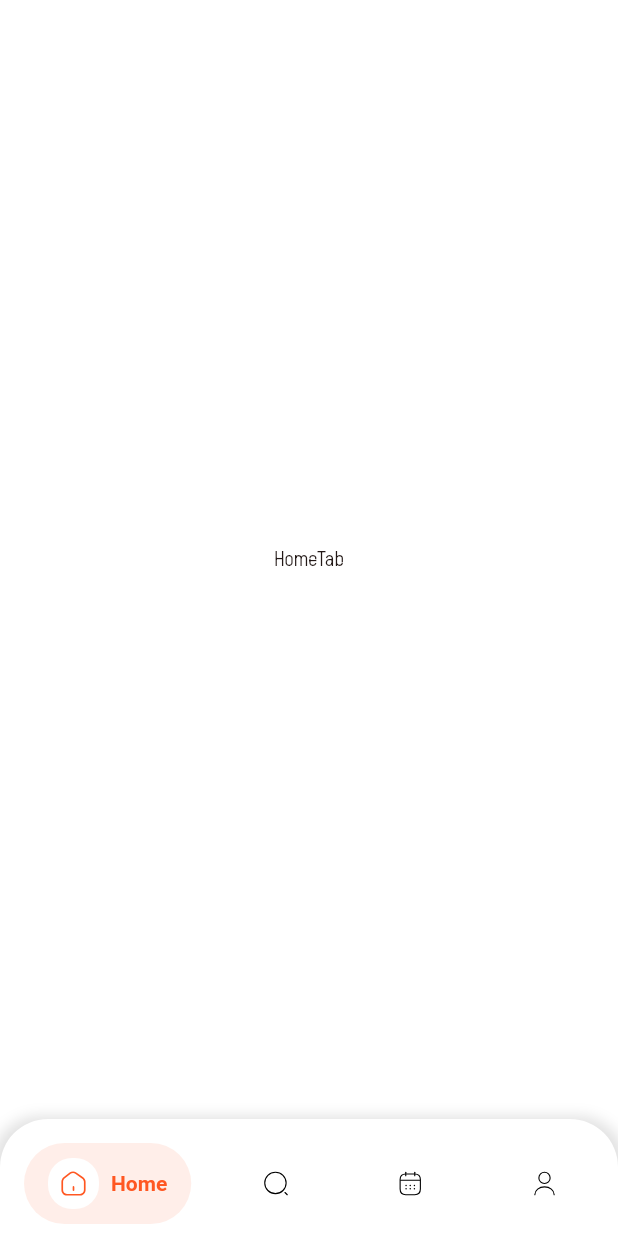
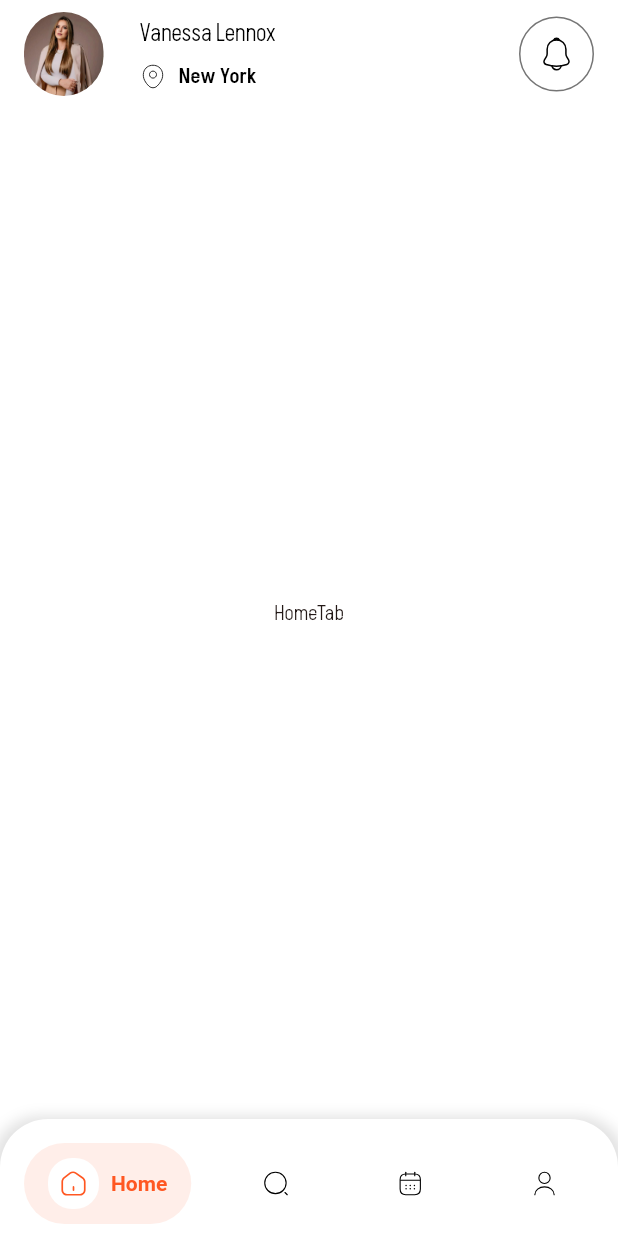
Before and after one commit to ales-dev-studio/barber-and-beauty-salon-booking-app, a Flutter app: the screen it shows after launch, on a phone screen of 412 x 824 dp. Run offline on Flutter 3.47's test engine with Material 3 defaults, Android fonts, the phone set to English and light mode, and no system bars; drawn by our look-alikes of salomon_bottom_bar; our stand-ins replace flutter_svg.

Commit message:
Implement the home appbar

```diff
--- /dev/null
+++ b/lib/core/widgets/app_bordered_icon_button.dart
@@ -0,0 +1,30 @@
+import 'package:barber_and_beauty_salon_booking_app/core/theme/colors.dart';
+import 'package:barber_and_beauty_salon_booking_app/core/widgets/app_svg_viewer.dart';
+import 'package:flutter/material.dart';
+
+class AppBorderedIconButton extends StatelessWidget {
+  const AppBorderedIconButton({
+    super.key,
+    required this.iconPath,
+    this.onPressed,
+  });
+
+  final String iconPath;
+  final VoidCallback? onPressed;
+
+  @override
+  Widget build(BuildContext context) {
+    return Container(
+      decoration: BoxDecoration(
+        border: Border.all(
+          color: AppColors.grayColor,
+        ),
+        borderRadius: BorderRadius.circular(100),
+      ),
+      child: IconButton(
+        onPressed: onPressed ?? () {},
+        icon: AppSvgViewer(iconPath, width: 25,),
+      ),
+    );
+  }
+}
--- /dev/null
+++ b/lib/core/widgets/user_profile_image_widget.dart
@@ -0,0 +1,28 @@
+import 'package:barber_and_beauty_salon_booking_app/core/gen/assets.gen.dart';
+import 'package:barber_and_beauty_salon_booking_app/core/theme/dimens.dart';
+import 'package:flutter/material.dart';
+
+class UserProfileImageWidget extends StatelessWidget {
+  const UserProfileImageWidget({super.key, this.width, this.height});
+
+  final double? width;
+  final double? height;
+
+  @override
+  Widget build(BuildContext context) {
+    return Padding(
+      padding: const EdgeInsets.symmetric(horizontal: Dimens.largePadding),
+      child: SizedBox(
+        width: width ?? 50.0,
+        height: height ?? 50.0,
+        child: ClipRRect(
+          borderRadius: BorderRadius.circular(100),
+          child: Image.asset(
+            Assets.images.profileImage.path,
+            fit: BoxFit.cover,
+          ),
+        ),
+      ),
+    );
+  }
+}
--- a/lib/features/home_feature/presentation/screens/home_screen.dart
+++ b/lib/features/home_feature/presentation/screens/home_screen.dart
@@ -1,6 +1,7 @@
 import 'package:barber_and_beauty_salon_booking_app/core/gen/assets.gen.dart';
 import 'package:barber_and_beauty_salon_booking_app/core/widgets/app_scaffold.dart';
 import 'package:barber_and_beauty_salon_booking_app/core/widgets/app_svg_viewer.dart';
+import 'package:barber_and_beauty_salon_booking_app/features/home_feature/presentation/widgets/home_app_bar.dart';
 import 'package:barber_and_beauty_salon_booking_app/features/home_feature/presentation/widgets/tabs/calendar_tab.dart';
 import 'package:barber_and_beauty_salon_booking_app/features/home_feature/presentation/widgets/tabs/home_tab.dart';
 import 'package:barber_and_beauty_salon_booking_app/features/home_feature/presentation/widgets/tabs/profile_tab.dart';
@@ -28,6 +29,7 @@ class _HomeScreenState extends State<HomeScreen> {
   Widget build(BuildContext context) {
     return AppScaffold(
       body: _tabs[_currentIndex],
+      appBar: _currentIndex == 0 ? HomeAppBar() : null,
       bottomNavigationBar: Container(
         decoration: BoxDecoration(
           color: Theme.of(context).scaffoldBackgroundColor,
--- /dev/null
+++ b/lib/features/home_feature/presentation/widgets/home_app_bar.dart
@@ -0,0 +1,55 @@
+import 'package:barber_and_beauty_salon_booking_app/core/gen/assets.gen.dart';
+import 'package:barber_and_beauty_salon_booking_app/core/gen/fonts.gen.dart';
+import 'package:barber_and_beauty_salon_booking_app/core/theme/dimens.dart';
+import 'package:barber_and_beauty_salon_booking_app/core/widgets/app_bordered_icon_button.dart';
+import 'package:barber_and_beauty_salon_booking_app/core/widgets/app_svg_viewer.dart';
+import 'package:barber_and_beauty_salon_booking_app/core/widgets/user_profile_image_widget.dart';
+import 'package:flutter/material.dart';
+
+class HomeAppBar extends StatelessWidget implements PreferredSizeWidget {
+  const HomeAppBar({super.key});
+
+  @override
+  Widget build(BuildContext context) {
+    return Padding(
+      padding: const EdgeInsets.only(top: Dimens.padding),
+      child: AppBar(
+        actions: [AppBorderedIconButton(iconPath: Assets.icons.notification)],
+        title: Column(
+          spacing: Dimens.padding,
+          crossAxisAlignment: CrossAxisAlignment.start,
+          children: [
+            Text(
+              'Vanessa Lennox',
+              style: TextStyle(
+                fontFamily: FontFamily.aksharLight,
+                fontSize: 16,
+              ),
+            ),
+            Row(
+              spacing: Dimens.padding,
+              children: [
+                AppSvgViewer(Assets.icons.location, width: 18),
+                Text(
+                  'New York',
+                  style: TextStyle(
+                    fontFamily: FontFamily.aksharMedium,
+                    fontSize: 14,
+                  ),
+                ),
+              ],
+            ),
+          ],
+        ),
+        leading: UserProfileImageWidget(),
+        leadingWidth: 85,
+        titleSpacing: Dimens.padding,
+        actionsPadding: EdgeInsets.symmetric(horizontal: Dimens.largePadding),
+      ),
+    );
+  }
+
+  @override
+  Size get preferredSize =>
+      Size.fromHeight(AppBar().preferredSize.height + 16.0);
+}
```
